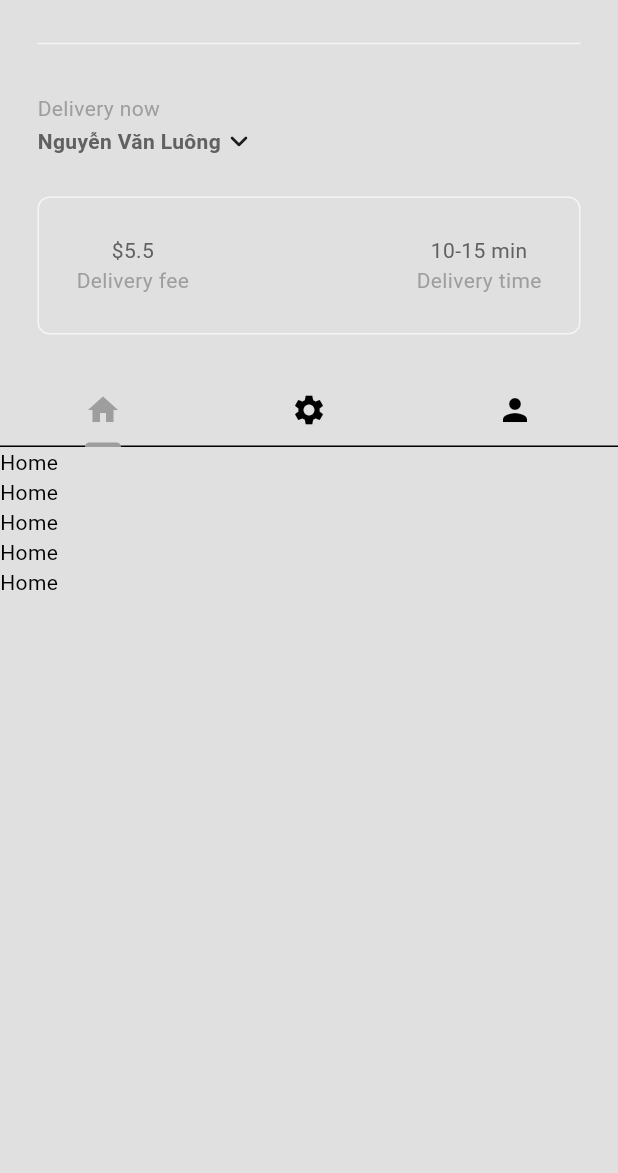
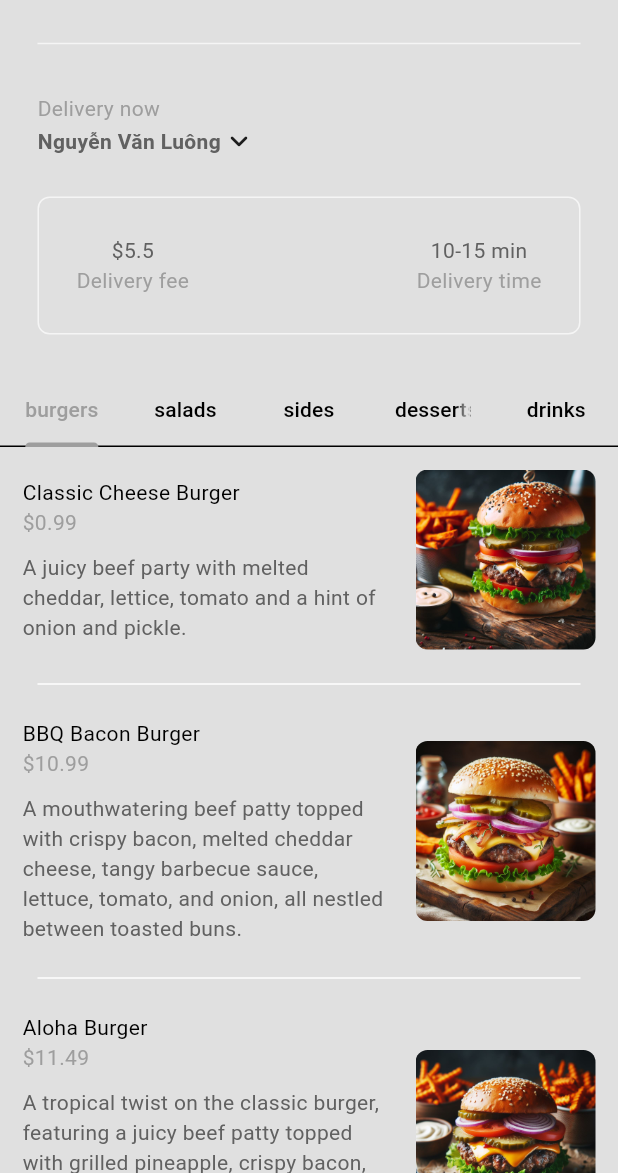
Before and after one commit to TrungKuro/Food-Delivery-App, a Flutter app: the screen it shows after launch, after a tap on "Sign In", on a phone screen of 412 x 824 dp, the part 63-1236 px from its top. Run offline on Flutter 3.47's test engine with Material 3 defaults, Android fonts, the phone set to English and light mode, and no system bars.

Commit message:
Restaurant Model.

```diff
--- /dev/null
+++ b/lib/components/my_food_tile.dart
@@ -0,0 +1,77 @@
+import 'package:flutter/material.dart';
+import 'package:flutter/widgets.dart';
+import 'package:food_delivery_app/models/food.dart';
+
+class MyFoodTile extends StatelessWidget {
+  /* ------------------------------- Variable ------------------------------ */
+
+  final Food food;
+  final void Function()? onTap;
+
+  /* ------------------------------- Function ------------------------------ */
+
+  /* ----------------------------------------------------------------------- */
+
+  const MyFoodTile({
+    super.key,
+    required this.food,
+    required this.onTap,
+  });
+
+  /* ----------------------------------------------------------------------- */
+
+  @override
+  Widget build(BuildContext context) {
+    return Column(
+      children: [
+        GestureDetector(
+          onTap: onTap,
+          child: Padding(
+            padding: const EdgeInsets.all(15),
+            child: Row(
+              children: [
+                // TEXT FOOD DETAILS
+                Expanded(
+                  child: Column(
+                    crossAxisAlignment: CrossAxisAlignment.start,
+                    children: [
+                      Text(food.name),
+                      Text(
+                        '\$${food.price}',
+                        style: TextStyle(
+                          color: Theme.of(context).colorScheme.primary,
+                        ),
+                      ),
+                      const SizedBox(height: 10),
+                      Text(
+                        food.description,
+                        style: TextStyle(
+                          color: Theme.of(context).colorScheme.inversePrimary,
+                        ),
+                      ),
+                    ],
+                  ),
+                ),
+                // FOOD IMAGE
+                const SizedBox(width: 15),
+                ClipRRect(
+                  borderRadius: BorderRadius.circular(8),
+                  child: Image.asset(
+                    food.imagePath,
+                    height: 120,
+                  ),
+                ),
+              ],
+            ),
+          ),
+        ),
+        // DIVIDER LINE
+        Divider(
+          color: Theme.of(context).colorScheme.tertiary,
+          indent: 25,
+          endIndent: 25,
+        ),
+      ],
+    );
+  }
+}
--- a/lib/components/my_tab_bar.dart
+++ b/lib/components/my_tab_bar.dart
@@ -1,9 +1,21 @@
 import 'package:flutter/material.dart';
+import 'package:food_delivery_app/models/food.dart';
 
 class MyTabBar extends StatelessWidget {
   /* ------------------------------- Variable ------------------------------ */
 
   final TabController tabController;
+
+  /* ------------------------------- Function ------------------------------ */
+
+  /// Tạo danh sách Tab các Category món ăn
+  List<Tab> _buildCategoryTabs() {
+    return FoodCategory.values.map((category) {
+      return Tab(
+        text: category.toString().split('.').last,
+      );
+    }).toList();
+  }
 
   /* ----------------------------------------------------------------------- */
 
@@ -18,26 +30,7 @@ class MyTabBar extends StatelessWidget {
   Widget build(BuildContext context) {
     return TabBar(
       controller: tabController,
-      tabs: const [
-        // 1st TAB
-        Tab(
-          child: Icon(
-            Icons.home,
-          ),
-        ),
-        // 2nd TAB
-        Tab(
-          child: Icon(
-            Icons.settings,
-          ),
-        ),
-        // 3rd TAB
-        Tab(
-          child: Icon(
-            Icons.person,
-          ),
-        ),
-      ],
+      tabs: _buildCategoryTabs(),
     );
   }
 }
--- a/lib/main.dart
+++ b/lib/main.dart
@@ -1,12 +1,20 @@
 import 'package:flutter/material.dart';
 import 'package:food_delivery_app/auth/login_or_register.dart';
+import 'package:food_delivery_app/models/restaurant.dart';
 import 'package:food_delivery_app/themes/theme_provider.dart';
 import 'package:provider/provider.dart';
 
 void main() {
   runApp(
-    ChangeNotifierProvider(
-      create: (context) => ThemeProvider(),
+    MultiProvider(
+      providers: [
+        ChangeNotifierProvider(
+          create: (context) => ThemeProvider(),
+        ),
+        ChangeNotifierProvider(
+          create: (context) => Restaurant(),
+        ),
+      ],
       child: const MainApp(),
     ),
   );
--- /dev/null
+++ b/lib/models/restaurant.dart
@@ -0,0 +1,303 @@
+import 'package:flutter/material.dart';
+import 'package:food_delivery_app/models/food.dart';
+
+class Restaurant extends ChangeNotifier {
+  /// Danh sách menu các món ăn
+  final List<Food> _menu = [
+    // Burgers
+    Food(
+      name: 'Classic Cheese Burger',
+      description: 'A juicy beef party with melted cheddar, lettice, tomato and a hint of onion and pickle.',
+      imagePath: 'lib/images/burgers/burger_1.jpeg',
+      price: 0.99,
+      category: FoodCategory.burgers,
+      availableAddons: [
+        Addon(name: 'Extra cheese', price: 0.99),
+        Addon(name: 'Bacon', price: 1.99),
+        Addon(name: 'Avocafo', price: 2.99),
+      ],
+    ),
+    Food(
+      name: 'BBQ Bacon Burger',
+      description:
+          'A mouthwatering beef patty topped with crispy bacon, melted cheddar cheese, tangy barbecue sauce, lettuce, tomato, and onion, all nestled between toasted buns.',
+      imagePath: 'lib/images/burgers/burger_2.jpeg',
+      price: 10.99,
+      category: FoodCategory.burgers,
+      availableAddons: [
+        Addon(name: 'Extra Bacon', price: 1.99),
+        Addon(name: 'Fried Onion Rings', price: 2.49),
+        Addon(name: 'Jalapeno Peppers', price: 0.99),
+      ],
+    ),
+    Food(
+      name: 'Aloha Burger',
+      description:
+          'A tropical twist on the classic burger, featuring a juicy beef patty topped with grilled pineapple, crispy bacon, melted Swiss cheese, lettuce, tomato, and tangy teriyaki sauce, all served on a toasted bun.',
+      imagePath: 'lib/images/burgers/burger_3.jpeg',
+      price: 11.49,
+      category: FoodCategory.burgers,
+      availableAddons: [
+        Addon(name: 'Extra Pineapple', price: 1.49),
+        Addon(name: 'Grilled Ham', price: 2.99),
+        Addon(name: 'Coconut Shavings', price: 0.99),
+      ],
+    ),
+    Food(
+      name: 'Blue Moon Burger',
+      description:
+          'An indulgent creation featuring a succulent beef patty topped with creamy blue cheese, caramelized onions, crispy bacon, tangy barbecue sauce, lettuce, and tomato, all sandwiched between a toasted brioche bun.',
+      imagePath: 'lib/images/burgers/burger_4.jpeg',
+      price: 12.99,
+      category: FoodCategory.burgers,
+      availableAddons: [
+        Addon(name: 'Extra Blue Cheese', price: 1.99),
+        Addon(name: 'Portobello Mushrooms', price: 2.49),
+        Addon(name: 'Truffle Aioli', price: 3.99),
+      ],
+    ),
+
+    // Salads
+    Food(
+      name: 'Caesar Salad',
+      description: 'Fresh romaine lettuce topped with parmesan cheese, crunchy croutons, and Caesar dressing.',
+      imagePath: 'lib/images/salads/salad_1.jpeg',
+      price: 6.99,
+      category: FoodCategory.salads,
+      availableAddons: [
+        Addon(name: 'Grilled Chicken', price: 2.99),
+        Addon(name: 'Shrimp', price: 3.99),
+        Addon(name: 'Avocado', price: 1.99),
+      ],
+    ),
+    Food(
+      name: 'Greek Salad',
+      description:
+          'A refreshing combination of crisp lettuce, juicy tomatoes, cucumbers, red onions, tangy olives, and creamy feta cheese, dressed with olive oil and herbs.',
+      imagePath: 'lib/images/salads/salad_2.jpeg',
+      price: 7.99,
+      category: FoodCategory.salads,
+      availableAddons: [
+        Addon(name: 'Grilled Chicken', price: 2.99),
+        Addon(name: 'Gyro Meat', price: 3.99),
+        Addon(name: 'Hummus', price: 1.99),
+      ],
+    ),
+    Food(
+      name: 'Quinoa Salad',
+      description:
+          'A nutritious blend of fluffy quinoa, colorful bell peppers, crisp cucumbers, sweet cherry tomatoes, creamy avocado, and tangy lime vinaigrette.',
+      imagePath: 'lib/images/salads/salad_3.jpeg',
+      price: 8.99,
+      category: FoodCategory.salads,
+      availableAddons: [
+        Addon(name: 'Grilled Tofu', price: 2.99),
+        Addon(name: 'Roasted Chickpeas', price: 1.99),
+        Addon(name: 'Feta Cheese', price: 1.99),
+      ],
+    ),
+    Food(
+      name: 'Asian Sesame Salad',
+      description:
+          'A flavorful mix of crunchy cabbage, shredded carrots, crisp snow peas, sliced almonds, and sesame seeds tossed in a tangy sesame-ginger dressing.',
+      imagePath: 'lib/images/salads/salad_4.jpeg',
+      price: 7.49,
+      category: FoodCategory.salads,
+      availableAddons: [
+        Addon(name: 'Grilled Shrimp', price: 3.99),
+        Addon(name: 'Sliced Chicken', price: 2.99),
+        Addon(name: 'Edamame', price: 1.49),
+      ],
+    ),
+
+    // Sides
+    Food(
+      name: 'Onion Rings',
+      description:
+          'Crispy golden onion rings coated in a flavorful batter, served hot and crunchy for the perfect side dish or snack.',
+      imagePath: 'lib/images/sides/sides_1.jpeg',
+      price: 4.99,
+      category: FoodCategory.sides,
+      availableAddons: [
+        Addon(name: 'Spicy Ranch Dip', price: 0.99),
+        Addon(name: 'Garlic Aioli', price: 0.99),
+        Addon(name: 'Sweet Chili Sauce', price: 0.99),
+      ],
+    ),
+    Food(
+      name: 'Garlic Bread',
+      description:
+          'Warm slices of toasted bread brushed with garlic-infused butter and sprinkled with aromatic herbs, perfect for dipping in marinara sauce or enjoying on its own.',
+      imagePath: 'lib/images/sides/sides_2.jpeg',
+      price: 3.49,
+      category: FoodCategory.sides,
+      availableAddons: [
+        Addon(name: 'Cheese Dip', price: 0.99),
+        Addon(name: 'Pesto Sauce', price: 0.99),
+        Addon(name: 'Balsamic Glaze', price: 0.99),
+      ],
+    ),
+    Food(
+      name: 'Sweet Potato Fries',
+      description:
+          'Crispy sweet potato fries lightly seasoned with salt and pepper, served hot and golden brown for a deliciously satisfying side dish or snack.',
+      imagePath: 'lib/images/sides/sides_3.jpeg',
+      price: 5.49,
+      category: FoodCategory.sides,
+      availableAddons: [
+        Addon(name: 'Chipotle Aioli', price: 0.99),
+        Addon(name: 'Honey Mustard Dip', price: 0.99),
+        Addon(name: 'Maple Syrup Drizzle', price: 0.99),
+      ],
+    ),
+    Food(
+      name: 'Crispy Mac & Cheese Bites',
+      description:
+          'Irresistible bites of creamy macaroni and cheese coated in crispy breadcrumbs, fried to perfection, and served hot for a mouthwatering appetizer or side dish.',
+      imagePath: 'lib/images/sides/sides_4.jpeg',
+      price: 6.99,
+      category: FoodCategory.sides,
+      availableAddons: [
+        Addon(name: 'Spicy Marinara Dip', price: 0.99),
+        Addon(name: 'Truffle Aioli', price: 0.99),
+        Addon(name: 'Honey Sriracha Sauce', price: 0.99),
+      ],
+    ),
+
+    // Desserts
+    Food(
+      name: 'Chocolate Brownie',
+      description:
+          'A decadent chocolate brownie made with rich cocoa, topped with a scoop of creamy vanilla ice cream, drizzled with warm chocolate sauce, and finished with a sprinkle of chopped nuts.',
+      imagePath: 'lib/images/desserts/desserts_1.jpeg',
+      price: 7.99,
+      category: FoodCategory.desserts,
+      availableAddons: [
+        Addon(name: 'Extra Ice Cream Scoop', price: 1.99),
+        Addon(name: 'Caramel Sauce', price: 0.99),
+        Addon(name: 'Whipped Cream', price: 0.49),
+      ],
+    ),
+    Food(
+      name: 'Apple Pie',
+      description:
+          'A classic dessert made with tender, flaky pastry crust filled with sweet cinnamon-spiced apples, baked until golden brown and served warm with a scoop of vanilla ice cream.',
+      imagePath: 'lib/images/desserts/desserts_2.jpeg',
+      price: 8.49,
+      category: FoodCategory.desserts,
+      availableAddons: [
+        Addon(name: 'Caramel Drizzle', price: 0.99),
+        Addon(name: 'Whipped Cream', price: 0.49),
+        Addon(name: 'Crushed Walnuts', price: 0.99),
+      ],
+    ),
+    Food(
+      name: 'Red Velvet Lava Cake',
+      description:
+          'Indulge in this decadent dessert featuring a moist red velvet cake with a molten chocolate center, served warm and topped with a dusting of powdered sugar and a scoop of vanilla ice cream.',
+      imagePath: 'lib/images/desserts/desserts_3.jpeg',
+      price: 9.99,
+      category: FoodCategory.desserts,
+      availableAddons: [
+        Addon(name: 'Raspberry Sauce', price: 1.49),
+        Addon(name: 'Chocolate Shavings', price: 0.99),
+        Addon(name: 'Whipped Cream', price: 0.49),
+      ],
+    ),
+    Food(
+      name: 'Cheese Cake',
+      description:
+          'Savor the creamy goodness of this classic dessert made with a velvety smooth cheesecake filling on a buttery graham cracker crust, topped with your choice of fruit compote or chocolate ganache.',
+      imagePath: 'lib/images/desserts/desserts_4.jpeg',
+      price: 7.99,
+      category: FoodCategory.desserts,
+      availableAddons: [
+        Addon(name: 'Mixed Berry Compote', price: 1.49),
+        Addon(name: 'Chocolate Ganache', price: 1.99),
+        Addon(name: 'Whipped Cream', price: 0.49),
+      ],
+    ),
+
+    // Drinks
+    Food(
+      name: 'Lemonade',
+      description:
+          'Refreshing lemonade made with freshly squeezed lemons, pure cane sugar, and ice, served chilled for a burst of citrus flavor.',
+      imagePath: 'lib/images/drinks/drink_1.jpeg',
+      price: 2.99,
+      category: FoodCategory.drinks,
+      availableAddons: [
+        Addon(name: 'Mint Leaves', price: 0.49),
+        Addon(name: 'Strawberry Slices', price: 0.99),
+        Addon(name: 'Raspberry Syrup', price: 0.99),
+      ],
+    ),
+    Food(
+      name: 'Iced Tea',
+      description:
+          'Cool off with our refreshing iced tea made from freshly brewed tea leaves, sweetened to perfection, and served over ice for a crisp and revitalizing drink.',
+      imagePath: 'lib/images/drinks/drink_2.jpeg',
+      price: 2.49,
+      category: FoodCategory.drinks,
+      availableAddons: [
+        Addon(name: 'Lemon Wedge', price: 0.29),
+        Addon(name: 'Peach Syrup', price: 0.99),
+        Addon(name: 'Mint Leaves', price: 0.49),
+      ],
+    ),
+    Food(
+      name: 'Smoothie',
+      description:
+          'A refreshing and nutritious blend of fresh fruits, yogurt, and ice, blended together to create a creamy and delicious smoothie bursting with flavor.',
+      imagePath: 'lib/images/drinks/drink_3.jpeg',
+      price: 4.99,
+      category: FoodCategory.drinks,
+      availableAddons: [
+        Addon(name: 'Protein Powder', price: 1.49),
+        Addon(name: 'Spinach', price: 0.99),
+        Addon(name: 'Chia Seeds', price: 0.79),
+      ],
+    ),
+    Food(
+      name: 'Mojito',
+      description:
+          'Enjoy the refreshing taste of our classic Mojito, made with fresh mint leaves, lime wedges, white rum, soda water, and a touch of simple syrup, served over ice for a cool and invigorating drink.',
+      imagePath: 'lib/images/drinks/drink_4.jpeg',
+      price: 7.49,
+      category: FoodCategory.drinks,
+      availableAddons: [
+        Addon(name: 'Extra Lime Wedge', price: 0.29),
+        Addon(name: 'Cucumber Slices', price: 0.99),
+        Addon(name: 'Raspberry Puree', price: 0.79),
+      ],
+    ),
+  ];
+
+  /* -------------------------------- GETTER ------------------------------- */
+
+  /// Lấy data các món ăn
+  List<Food> get menu => _menu;
+
+  /* -------------------------------- SETTER ------------------------------- */
+
+  /* ------------------------------ OPETATION ------------------------------ */
+
+  /// Add to Cart
+  ///
+  /// Remove from Cart
+  ///
+  /// Get total Price of Cart
+  ///
+  /// Get total Number of Items in Cart
+  ///
+  /// Clear Cart
+  ///
+
+  /* -------------------------------- HELPER ------------------------------- */
+
+  /// Generate a Receipt
+  ///
+  /// Format double value into money
+  ///
+  /// Format list of addons into a string summary
+}
--- a/lib/pages/home_page.dart
+++ b/lib/pages/home_page.dart
@@ -1,10 +1,15 @@
+import 'package:flutter/foundation.dart';
 import 'package:flutter/material.dart';
 import 'package:flutter/widgets.dart';
 import 'package:food_delivery_app/components/my_current_location.dart';
 import 'package:food_delivery_app/components/my_description_box.dart';
 import 'package:food_delivery_app/components/my_drawer.dart';
+import 'package:food_delivery_app/components/my_food_tile.dart';
 import 'package:food_delivery_app/components/my_sliver_app_bar.dart';
 import 'package:food_delivery_app/components/my_tab_bar.dart';
+import 'package:food_delivery_app/models/food.dart';
+import 'package:food_delivery_app/models/restaurant.dart';
+import 'package:provider/provider.dart';
 
 class HomePage extends StatefulWidget {
   const HomePage({super.key});
@@ -18,12 +23,45 @@ class _HomePageState extends State<HomePage> with SingleTickerProviderStateMixin
 
   late TabController _tabController;
 
+  /* ------------------------------- Function ------------------------------ */
+
+  /// Sort out and return a list of food items that belong to a specific category
+  List<Food> _filterMenuByCategory(FoodCategory category, List<Food> fullMenu) {
+    return fullMenu.where((food) => food.category == category).toList();
+  }
+
+  /// Return list of foods in given category
+  List<Widget> getFoodInThisCategory(List<Food> fullMenu) {
+    return FoodCategory.values.map((category) {
+      // Get category menu
+      List<Food> categoryMenu = _filterMenuByCategory(category, fullMenu);
+
+      return ListView.builder(
+        itemCount: categoryMenu.length,
+        physics: const NeverScrollableScrollPhysics(),
+        padding: EdgeInsets.zero,
+        itemBuilder: (context, index) {
+          // Get individual food
+          final food = categoryMenu[index];
+          // Return food tile UI
+          return MyFoodTile(
+            food: food,
+            onTap: () {},
+          );
+        },
+      );
+    }).toList();
+  }
+
   /* ----------------------------------------------------------------------- */
 
   @override
   void initState() {
     super.initState();
-    _tabController = TabController(length: 3, vsync: this);
+    _tabController = TabController(
+      length: FoodCategory.values.length,
+      vsync: this,
+    );
   }
 
   @override
@@ -59,22 +97,11 @@ class _HomePageState extends State<HomePage> with SingleTickerProviderStateMixin
             ),
           ),
         ],
-        body: TabBarView(
-          controller: _tabController,
-          children: [
-            ListView.builder(
-              itemCount: 5,
-              itemBuilder: (context, index) => const Text('Home'),
-            ),
-            ListView.builder(
-              itemCount: 5,
-              itemBuilder: (context, index) => const Text('Settings'),
-            ),
-            ListView.builder(
-              itemCount: 5,
-              itemBuilder: (context, index) => const Text('Person'),
-            ),
-          ],
+        body: Consumer<Restaurant>(
+          builder: (context, restaurant, child) => TabBarView(
+            controller: _tabController,
+            children: getFoodInThisCategory(restaurant.menu),
+          ),
         ),
       ),
     );
```
Also changed, not shown: pubspec.yaml (+5 -5 lines).
